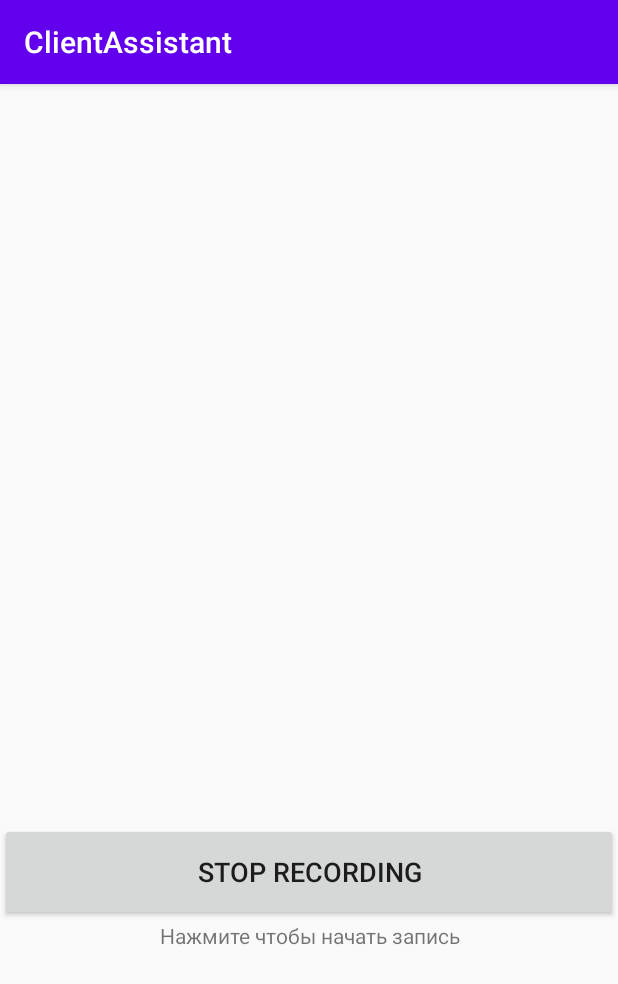
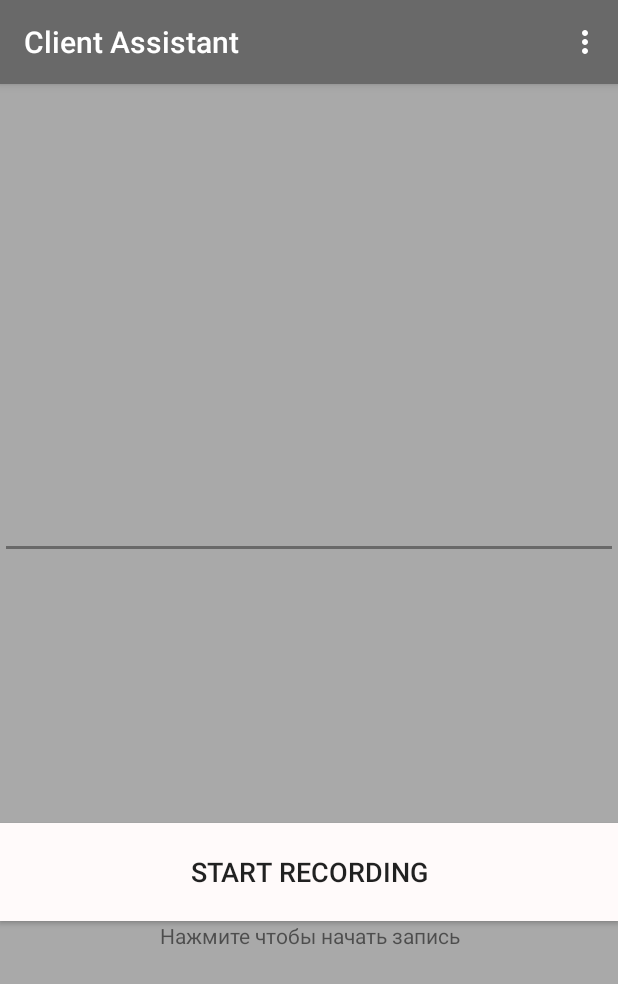
Before and after one commit to selt007/ClientRec, an Android app: the screen it shows after launch (MainActivity), after a tap on "START RECORDING", on a phone screen of 412 x 824 dp. Shown: the top 984 px of the screen. Run offline under Robolectric (Android 15) with nearby library versions, the phone set to English and light mode, and no system bars; 2 other taps on this screen came first.

Commit message:
добавлено поле с ip и визуальные корректировки

```diff
--- a/app/build.gradle
+++ b/app/build.gradle
@@ -7,11 +7,11 @@ android {
     compileSdkVersion 30
 
     defaultConfig {
-        applicationId "com.example.clientassistant"
+        applicationId "com.sashant.clientassistant"
         minSdkVersion 23
         targetSdkVersion 30
         versionCode 1
-        versionName "1.0"
+        versionName "0.2.3"
 
         testInstrumentationRunner "android.support.test.runner.AndroidJUnitRunner"
     }
@@ -36,4 +36,5 @@ dependencies {
     implementation 'androidx.fragment:fragment:1.3.6'
     implementation 'androidx.annotation:annotation:1.2.0'
     implementation 'androidx.constraintlayout:constraintlayout:2.1.3'
+    implementation 'com.google.android.material:material:1.2.1'
 }
--- a/app/src/main/java/com/example/clientassistant/MainActivity.java
+++ /dev/null
@@ -1,72 +0,0 @@
-package com.example.clientassistant;
-
-import android.Manifest;
-import android.annotation.SuppressLint;
-import android.content.pm.PackageManager;
-import android.widget.Button;
-import android.widget.Toast;
-import androidx.core.app.ActivityCompat;
-import androidx.core.content.ContextCompat;
-import androidx.appcompat.app.AppCompatActivity;
-import android.os.Bundle;
-import android.util.Log;
-
-public class MainActivity extends AppCompatActivity {
-    private static String fileName = null;
-    private boolean askedPermission = false;
-    private Button startButton = null;
-    private final int PERMISSIONS_RECORD_AUDIO = 1;
-    private final WavRecorder recorder = new WavRecorder(this);
-
-
-    @SuppressLint("ClickableViewAccessibility")
-    @Override
-    protected void onCreate(Bundle savedInstanceState) {
-        super.onCreate(savedInstanceState);
-        setContentView(R.layout.activity_main);
-
-        startButton = findViewById(R.id.startButton);
-        startButton.setOnClickListener(event -> startButtonOnClick());
-
-        fileName = getExternalCacheDir().getAbsolutePath();
-        fileName += "/temp.wav";
-
-        if (ContextCompat.checkSelfPermission(this,
-                Manifest.permission.INTERNET)
-                != PackageManager.PERMISSION_GRANTED) {
-            Log.w("Warning ", "no PERMISSION INTERNET");
-        }
-        if (ContextCompat.checkSelfPermission(this,
-                Manifest.permission.ACCESS_NETWORK_STATE)
-                != PackageManager.PERMISSION_GRANTED) {
-            Log.w("Warning ", "no PERMISSION ACCESS_NETWORK_STATE");
-        }
-    }
-
-    private void startButtonOnClick() {
-        if(recorder.isRecording()) stopRecording();
-        else startRecording();
-    }
-
-    private void startRecording() {
-        if (ContextCompat.checkSelfPermission(this, Manifest.permission.RECORD_AUDIO) == PackageManager.PERMISSION_GRANTED) {
-            recorder.start(null, false);
-            startButton.setText("Stop recording");
-        } else {
-            //When permission is not granted by user, show them message why this permission is needed.
-            if (askedPermission && ActivityCompat.shouldShowRequestPermissionRationale(this,
-                    Manifest.permission.RECORD_AUDIO)) {
-                Toast.makeText(this, "Please grant permissions to record audio", Toast.LENGTH_LONG).show();
-            }
-            ActivityCompat.requestPermissions(this,
-                    new String[]{Manifest.permission.RECORD_AUDIO},
-                    PERMISSIONS_RECORD_AUDIO);
-            askedPermission = true;
-        } // else wait for permission result
-    }
-
-    private void stopRecording() {
-        recorder.stop();
-        startButton.setText("Start recording");
-    }
-}
--- /dev/null
+++ b/app/src/main/java/com/sashantgroup/clientassistant/MainActivity.java
@@ -0,0 +1,158 @@
+package com.sashantgroup.clientassistant;
+
+import android.Manifest;
+import android.annotation.SuppressLint;
+import android.app.Activity;
+import android.app.AlertDialog;
+import android.content.Context;
+import android.content.Intent;
+import android.content.SharedPreferences;
+import android.content.pm.PackageManager;
+import android.net.Uri;
+import android.text.Html;
+import android.view.Menu;
+import android.view.MenuItem;
+import android.widget.Button;
+import android.widget.EditText;
+import android.widget.Toast;
+import androidx.core.app.ActivityCompat;
+import androidx.core.content.ContextCompat;
+import androidx.appcompat.app.AppCompatActivity;
+import android.os.Bundle;
+import android.util.Log;
+
+public class MainActivity extends AppCompatActivity {
+    private static String fileName = null;
+    private boolean askedPermission = false;
+    private Button startButton = null;
+    private EditText edTxt = null;
+    private final int PERMISSIONS_RECORD_AUDIO = 1;
+    private final WavRecorder recorder = new WavRecorder(this);
+    public static String ip;
+    SharedPreferences prefs;
+
+    @SuppressLint("ClickableViewAccessibility")
+    @Override
+    protected void onCreate(Bundle savedInstanceState) {
+        super.onCreate(savedInstanceState);
+        setContentView(R.layout.activity_main);
+
+        startButton = findViewById(R.id.startButton);
+        startButton.setOnClickListener(event -> startButtonOnClick());
+
+        fileName = getExternalCacheDir().getAbsolutePath();
+        fileName += "/temp.wav";
+
+        prefs = getSharedPreferences("config", Context.MODE_PRIVATE);
+        ip = prefs.getString(APP_OPS_SERVICE, "");
+        edTxt = findViewById(R.id.ip);
+        edTxt.setText(ip);
+
+        if (ContextCompat.checkSelfPermission(this,
+                Manifest.permission.INTERNET)
+                != PackageManager.PERMISSION_GRANTED) {
+            Log.w("Warning ", "no PERMISSION INTERNET");
+        }
+        if (ContextCompat.checkSelfPermission(this,
+                Manifest.permission.ACCESS_NETWORK_STATE)
+                != PackageManager.PERMISSION_GRANTED) {
+            Log.w("Warning ", "no PERMISSION ACCESS_NETWORK_STATE");
+        }
+    }
+
+    private void startButtonOnClick() {
+        if (!edTxt.getText().toString().contains(".")) {
+            Toast.makeText(this,"IP-адрес не введен.",
+                    Toast.LENGTH_SHORT).show();
+        }
+        else {
+            onPause();
+            if (recorder.isRecording()) stopRecording();
+            else startRecording();
+        }
+    }
+
+    private void startRecording() {
+        if (ContextCompat.checkSelfPermission(this,
+                Manifest.permission.RECORD_AUDIO) == PackageManager.PERMISSION_GRANTED) {
+            recorder.start(fileName, false);
+            startButton.setText("Stop recording");
+        } else {
+            //When permission is not granted by user, show them message why this permission is needed.
+            if (askedPermission && ActivityCompat.shouldShowRequestPermissionRationale(this,
+                    Manifest.permission.RECORD_AUDIO)) {
+                Toast.makeText(this, "Please grant permissions to record audio", Toast.LENGTH_LONG).show();
+            }
+            ActivityCompat.requestPermissions(this,
+                    new String[]{Manifest.permission.RECORD_AUDIO},
+                    PERMISSIONS_RECORD_AUDIO);
+            askedPermission = true;
+        } // else wait for permission result
+    }
+
+    private void stopRecording() {
+        recorder.stop();
+        startButton.setText("Start recording");
+        new ClientSocket(fileName);
+    }
+
+    @Override
+    public boolean onOptionsItemSelected(MenuItem item) {
+        int id = item.getItemId();
+        switch(id) {
+            case R.id.about:
+                createDialog(this);
+                return true;
+        }
+        return super.onOptionsItemSelected(item);
+    }
+
+    @Override
+    public boolean onCreateOptionsMenu(Menu menu) {
+        getMenuInflater().inflate(R.menu.settings, menu);
+        return true;
+    }
+
+    @Override
+    protected void onPause() {
+        super.onPause();
+        SharedPreferences.Editor editor = prefs.edit();
+        editor.putString(APP_OPS_SERVICE, edTxt.getText().toString()).apply();
+    }
+
+    @Override
+    protected void onResume() {
+        super.onResume();
+        if (prefs.contains(APP_OPS_SERVICE)) {
+            ip = prefs.getString(APP_OPS_SERVICE, "");
+        }
+    }
+
+    public void createDialog(Activity activity) {
+        AlertDialog.Builder builder = new AlertDialog.Builder(activity);
+        String about = "Спасибо что скачали приложение!\n\n" +
+                "При нахождении недочетов в приложении можете написать на почту или в дискорд канал (кнопка 'Bug report'):\n" +
+                "all1992ex@gmail.com\n\n" +
+                "Если есть желание финансово поддержать проект, то нажмите кнопку 'Donate'.\n" +
+                "При желании можете указать ник, мы вас добавим в\n" +
+                "список спонсоров и отобразим в этом окне.\nСпасибо! =)";
+        builder.setTitle("О нас")
+                .setMessage(about)
+                .setCancelable(true)
+                .setNegativeButton(Html.fromHtml("<font color='#7A2B2B'>Bug report (Discord)</font>"),
+                        (dialog, id) -> {
+                            Intent browserIntent = new Intent(Intent.ACTION_VIEW,
+                                    Uri.parse("https://discord.gg/8gQVk4bzDH"));
+                            startActivity(browserIntent);
+                        })
+                .setPositiveButton(Html.fromHtml("<font color='#FF7F27'>Donate</font>"),
+                        (dialog, id) -> {
+                            Intent browserIntent = new Intent(Intent.ACTION_VIEW,
+                                    Uri.parse("https://www.donationalerts.com/r/sashflacko"));
+                            startActivity(browserIntent);
+                        })
+                .setNeutralButton(Html.fromHtml("<font color='#323232'>Close</font>"),
+                        (dialog, id) -> dialog.cancel());
+        builder.create().show();
+    }
+}
--- a/app/src/main/java/com/example/clientassistant/WavRecoder.kt
+++ b/app/src/main/java/com/sashantgroup/clientassistant/WavRecoder.kt
@@ -1,4 +1,4 @@
-package com.example.clientassistant
+package com.sashantgroup.clientassistant
 
 import android.content.Context
 import android.media.AudioRecord
@@ -18,7 +18,7 @@ class WavRecorder(private val context: Context) {
     private var recordingThread: Thread? = null
 
     fun start(_filename: String? = null, internalStorage: Boolean = false) {
-        val filename = _filename ?: "recording-${System.currentTimeMillis()}.wav"
+        val filename = "temp.wav"
 
         val path = if (internalStorage) context.filesDir?.path + "/$filename"
         else context.externalCacheDir?.path + "/$filename"
@@ -181,7 +181,7 @@ class WavRecorder(private val context: Context) {
     }
 
     companion object {
-        const val RECORDER_SAMPLE_RATE = 8000
+        const val RECORDER_SAMPLE_RATE = 16000
         const val RECORDER_CHANNELS: Int = android.media.AudioFormat.CHANNEL_IN_MONO
         const val RECORDER_AUDIO_ENCODING: Int = android.media.AudioFormat.ENCODING_PCM_16BIT
         const val BITS_PER_SAMPLE: Short = 16
--- a/app/src/main/res/layout/activity_main.xml
+++ b/app/src/main/res/layout/activity_main.xml
@@ -5,20 +5,30 @@
         xmlns:tools="http://schemas.android.com/tools"
         android:layout_width="match_parent"
         android:layout_height="match_parent"
-        tools:context=".MainActivity">
+        tools:context=".MainActivity"
+        android:background="#A9A9A9">
 
+    <EditText
+            android:id="@+id/ip"
+            android:layout_width="match_parent"
+            android:layout_height="wrap_content"
+            tools:layout_editor_absoluteX="0dp"
+            app:layout_constraintBottom_toTopOf="@+id/startButton"
+            android:layout_marginBottom="176dp" android:textStyle="bold" android:textAlignment="center"
+            android:textSize="34sp"/>
     <Button
             android:id="@+id/startButton"
             android:layout_width="match_parent"
             android:layout_height="65dp"
-            android:text="test"
+            android:text="Start recording"
             android:textAlignment="center"
             android:textSize="18sp"
             tools:ignore="MissingConstraints"
             app:layout_constraintTop_toTopOf="parent"
             app:layout_constraintBottom_toBottomOf="parent"
             app:layout_constraintVertical_bias="0.701"
-            app:layout_constraintStart_toStartOf="parent"/>
+            app:layout_constraintStart_toStartOf="parent"
+            android:background="#FFFAFA"/>
 
     <TextView android:layout_width="match_parent"
               android:layout_height="wrap_content"
--- /dev/null
+++ b/app/src/main/res/menu/settings.xml
@@ -0,0 +1,8 @@
+<?xml version="1.0" encoding="utf-8"?>
+<menu xmlns:android="http://schemas.android.com/apk/res/android">
+
+    <item
+            android:id="@+id/about"
+            android:orderInCategory="1"
+            android:title="О нас" />
+</menu>
--- a/app/src/main/res/values-night/themes.xml
+++ b/app/src/main/res/values-night/themes.xml
@@ -2,9 +2,9 @@
     <!-- Base application theme. -->
     <style name="Theme.ClientAssistant" parent="Theme.AppCompat.Light.DarkActionBar">
         <!-- Primary brand color. -->
-        <item name="colorPrimary">@color/purple_200</item>
-        <item name="colorPrimaryDark">@color/purple_700</item>
-        <item name="colorAccent">@color/teal_200</item>
+        <item name="colorPrimary">#404040</item>
+        <item name="colorPrimaryDark">#323232</item>
+        <item name="colorAccent">#323232</item>
         <!-- Customize your theme here. -->
     </style>
 </resources>
--- a/app/src/main/res/values/colors.xml
+++ b/app/src/main/res/values/colors.xml
@@ -1,10 +1,5 @@
 <?xml version="1.0" encoding="utf-8"?>
 <resources>
-    <color name="purple_200">#FFBB86FC</color>
-    <color name="purple_500">#FF6200EE</color>
-    <color name="purple_700">#FF3700B3</color>
-    <color name="teal_200">#FF03DAC5</color>
-    <color name="teal_700">#FF018786</color>
     <color name="black">#FF000000</color>
     <color name="white">#FFFFFFFF</color>
 </resources>
--- a/app/src/main/res/values/strings.xml
+++ b/app/src/main/res/values/strings.xml
@@ -1,3 +1,3 @@
 <resources>
-    <string name="app_name">ClientAssistant</string>
+    <string name="app_name">Client Assistant</string>
 </resources>
--- a/app/src/main/res/values/themes.xml
+++ b/app/src/main/res/values/themes.xml
@@ -2,9 +2,9 @@
     <!-- Base application theme. -->
     <style name="Theme.ClientAssistant" parent="Theme.AppCompat.Light.DarkActionBar">
         <!-- Primary brand color. -->
-        <item name="colorPrimary">@color/purple_500</item>
-        <item name="colorPrimaryDark">@color/purple_700</item>
-        <item name="colorAccent">@color/teal_200</item>
+        <item name="colorPrimary">#696969</item>
+        <item name="colorPrimaryDark">#616161</item>
+        <item name="colorAccent">#696969</item>
         <!-- Customize your theme here. -->
     </style>
 </resources>
--- a/settings.gradle
+++ b/settings.gradle
@@ -1,2 +1,2 @@
-rootProject.name = "ClientAssistant"
+rootProject.name = "Client Assistant"
 include ':app'
```
Also changed, not shown: app/src/main/AndroidManifest.xml (+4 -3 lines), app/src/main/java/com/sashantgroup/clientassistant/ClientSocket.java (renamed from app/src/main/java/com/example/clientassistant/ClientSocket.java, +2 -10 lines), app/src/main/res/mipmap-hdpi/bot.png (added), app/src/main/res/mipmap-mdpi/bot.png (added), app/src/main/res/mipmap-xhdpi/bot.png (added), app/src/main/res/mipmap-xxhdpi/bot.png (added), app/src/main/res/mipmap-xxxhdpi/bot.png (added).
